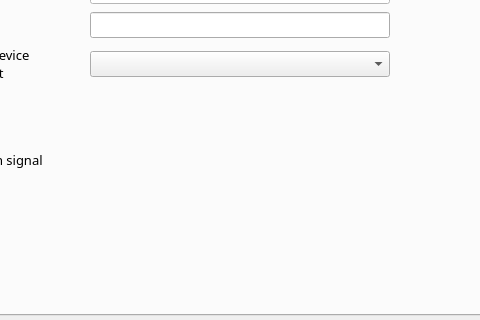
Qt form mainwindow.ui (qradiolink/qradiolink) before a commit; both pictures show x 543 to 1023 and y 228 to 548 of the 1200 by 721 pixel window.
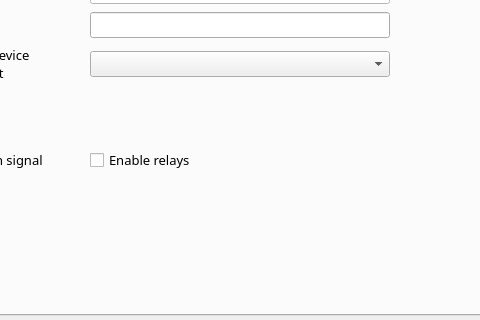
The same form after that commit. The open tabs and pages were chosen to show the change. Icons and pictures are not drawn. Custom widgets are drawn as their Qt base class.

Commit message: Relays as an option

What changed in the file:
```diff
--- a/mainwindow.ui
+++ b/mainwindow.ui
@@ -2437,6 +2437,13 @@
            <item row="7" column="3">
             <widget class="QComboBox" name="audioOutputComboBox"/>
            </item>
+           <item row="9" column="3">
+            <widget class="QCheckBox" name="checkBoxRelays">
+             <property name="text">
+              <string>Enable relays</string>
+             </property>
+            </widget>
+           </item>
           </layout>
          </widget>
         </widget>
```
Left out of the diff: 2 changed lines with no effect on the pictures. The commit also changes 9 other files.
